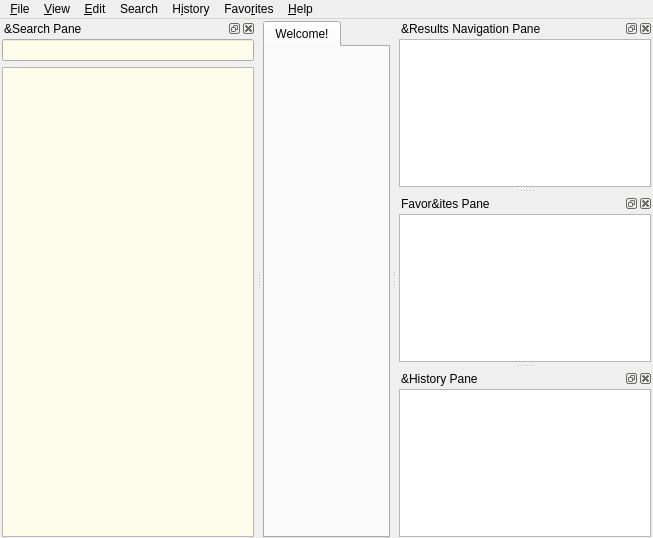
Old version of the form mainwindow.ui in the repository goldendict/goldendict.
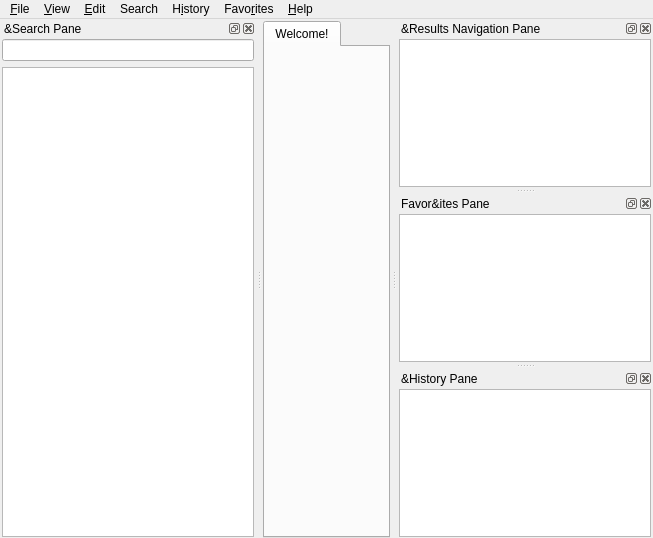
New version of the form. Icons and pictures are not drawn. Custom widgets are drawn as their Qt base class.

Commit message:
fix: wordlist panel background color regression
after add a new default style ,the wordlist panel's background does not change because it was set by ui

close #132

Patch:
```diff
--- a/mainwindow.ui
+++ b/mainwindow.ui
@@ -198,88 +198,13 @@
          <height>0</height>
         </size>
        </property>
-       <property name="palette">
-        <palette>
-         <active>
-          <colorrole role="Base">
-           <brush brushstyle="SolidPattern">
-            <color alpha="255">
-             <red>254</red>
-             <green>253</green>
-             <blue>235</blue>
-            </color>
-           </brush>
-          </colorrole>
-         </active>
-         <inactive>
-          <colorrole role="Base">
-           <brush brushstyle="SolidPattern">
-            <color alpha="255">
-             <red>254</red>
-             <green>253</green>
-             <blue>235</blue>
-            </color>
-           </brush>
-          </colorrole>
-         </inactive>
-         <disabled>
-          <colorrole role="Base">
-           <brush brushstyle="SolidPattern">
-            <color alpha="255">
-             <red>255</red>
-             <green>255</green>
-             <blue>255</blue>
-            </color>
-           </brush>
-          </colorrole>
-         </disabled>
-        </palette>
-       </property>
        <property name="frame">
         <bool>true</bool>
        </property>
       </widget>
      </item>
      <item>
-      <widget class="WordList" name="wordList">
-       <property name="palette">
-        <palette>
-         <active>
-          <colorrole role="Base">
-           <brush brushstyle="SolidPattern">
-            <color alpha="255">
-             <red>254</red>
-             <green>253</green>
-             <blue>235</blue>
-            </color>
-           </brush>
-          </colorrole>
-         </active>
-         <inactive>
-          <colorrole role="Base">
-           <brush brushstyle="SolidPattern">
-            <color alpha="255">
-             <red>254</red>
-             <green>253</green>
-             <blue>235</blue>
-            </color>
-           </brush>
-          </colorrole>
-         </inactive>
-         <disabled>
-          <colorrole role="Base">
-           <brush brushstyle="SolidPattern">
-            <color alpha="255">
-             <red>255</red>
-             <green>255</green>
-             <blue>255</blue>
-            </color>
-           </brush>
-          </colorrole>
-         </disabled>
-        </palette>
-       </property>
-      </widget>
+      <widget class="WordList" name="wordList"/>
      </item>
     </layout>
    </widget>
```
